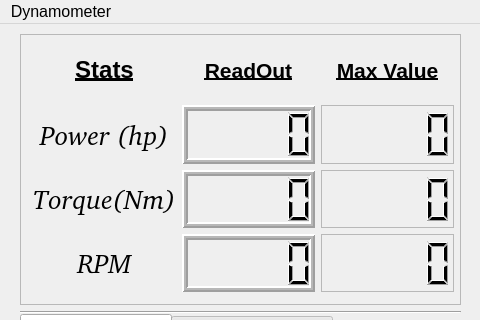
Atif-Iqbal-08/Dynamometer, file mainwindow.ui: the form before one commit; both pictures show x 0 to 480 and y 0 to 320 of the 1330 by 750 pixel window.
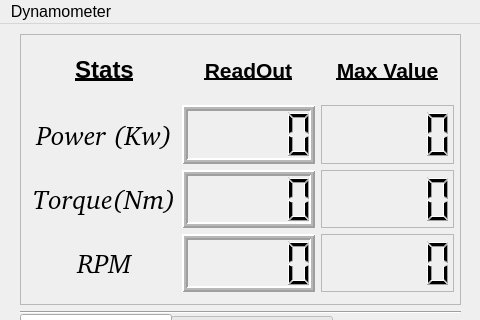
The form after the commit. The open tabs and pages were chosen to show the change. Custom widgets are drawn as their Qt base class.

```diff
--- a/mainwindow.ui
+++ b/mainwindow.ui
@@ -109,7 +109,7 @@
          </font>
         </property>
         <property name="text">
-         <string>Power (hp)</string>
+         <string>Power (Kw)</string>
         </property>
         <property name="alignment">
          <set>Qt::AlignCenter</set>
```
Left out of the diff: 2 changed lines with no effect on the pictures.
